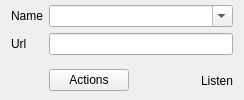
Before: the Qt Designer form src/GUI/PlayerPlugins/Stream/GUI_Podcasts.ui in return42/sayonara, drawn with Qt 5.
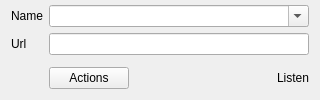
After: the same form once the commit is applied. Icons and pictures are not drawn. Custom widgets are drawn as their Qt base class.

Diff of the .ui file:
```diff
--- a/src/GUI/PlayerPlugins/Stream/GUI_Podcasts.ui
+++ b/src/GUI/PlayerPlugins/Stream/GUI_Podcasts.ui
@@ -2,12 +2,20 @@
 <ui version="4.0">
  <class>GUI_Podcasts</class>
  <widget class="PlayerPluginInterface" name="GUI_Podcasts">
+  <property name="geometry">
+   <rect>
+    <x>0</x>
+    <y>0</y>
+    <width>320</width>
+    <height>100</height>
+   </rect>
+  </property>
   <layout class="QGridLayout" name="gridLayout">
    <property name="topMargin">
     <number>5</number>
    </property>
    <property name="bottomMargin">
-    <number>0</number>
+    <number>5</number>
    </property>
    <property name="verticalSpacing">
     <number>6</number>
```
